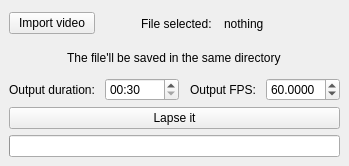
Old version of the form mainwindow.ui in the repository Scemenzo/Lapsy.
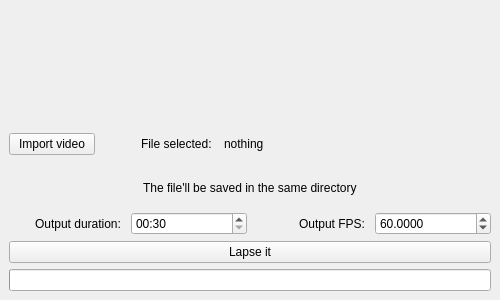
New version of the form. Icons and pictures are not drawn.

```diff
--- a/mainwindow.ui
+++ b/mainwindow.ui
@@ -2,20 +2,35 @@
 <ui version="4.0">
  <class>MainWindow</class>
  <widget class="QMainWindow" name="MainWindow">
+  <property name="enabled">
+   <bool>true</bool>
+  </property>
   <property name="geometry">
    <rect>
     <x>0</x>
     <y>0</y>
-    <width>349</width>
-    <height>166</height>
+    <width>500</width>
+    <height>300</height>
    </rect>
   </property>
   <property name="sizePolicy">
-   <sizepolicy hsizetype="Minimum" vsizetype="Preferred">
+   <sizepolicy hsizetype="Fixed" vsizetype="Fixed">
     <horstretch>0</horstretch>
     <verstretch>0</verstretch>
    </sizepolicy>
   </property>
+  <property name="minimumSize">
+   <size>
+    <width>500</width>
+    <height>300</height>
+   </size>
+  </property>
+  <property name="maximumSize">
+   <size>
+    <width>500</width>
+    <height>300</height>
+   </size>
+  </property>
   <property name="windowTitle">
    <string>MainWindow</string>
   </property>
@@ -27,14 +42,23 @@
     </sizepolicy>
    </property>
    <layout class="QGridLayout" name="gridLayout">
+    <item row="3" column="0">
+     <widget class="QProgressBar" name="progressBar">
+      <property name="enabled">
+       <bool>true</bool>
+      </property>
+      <property name="value">
+       <number>0</number>
+      </property>
+      <property name="textVisible">
+       <bool>false</bool>
+      </property>
+      <property name="invertedAppearance">
+       <bool>false</bool>
+      </property>
+     </widget>
+    </item>
     <item row="1" column="0">
-     <widget class="QPushButton" name="pushButton_2">
-      <property name="text">
-       <string>Lapse it</string>
-      </property>
-     </widget>
-    </item>
-    <item row="0" column="0">
      <layout class="QVBoxLayout" name="verticalLayout">
       <item>
        <layout class="QHBoxLayout" name="horizontalLayout">
@@ -171,19 +195,26 @@
      </layout>
     </item>
     <item row="2" column="0">
-     <widget class="QProgressBar" name="progressBar">
-      <property name="enabled">
+     <widget class="QPushButton" name="pushButton_2">
+      <property name="text">
+       <string>Lapse it</string>
+      </property>
+     </widget>
+    </item>
+    <item row="0" column="0">
+     <widget class="QLabel" name="label_6">
+      <property name="text">
+       <string/>
+      </property>
+      <property name="pixmap">
+       <pixmap resource="resources.qrc">:/new/images/lapsy.png</pixmap>
+      </property>
+      <property name="scaledContents">
        <bool>true</bool>
       </property>
-      <property name="value">
+      <property name="margin">
        <number>0</number>
       </property>
-      <property name="textVisible">
-       <bool>false</bool>
-      </property>
-      <property name="invertedAppearance">
-       <bool>false</bool>
-      </property>
      </widget>
     </item>
    </layout>
```
Left out of the diff: 4 changed lines with no effect on the pictures.
